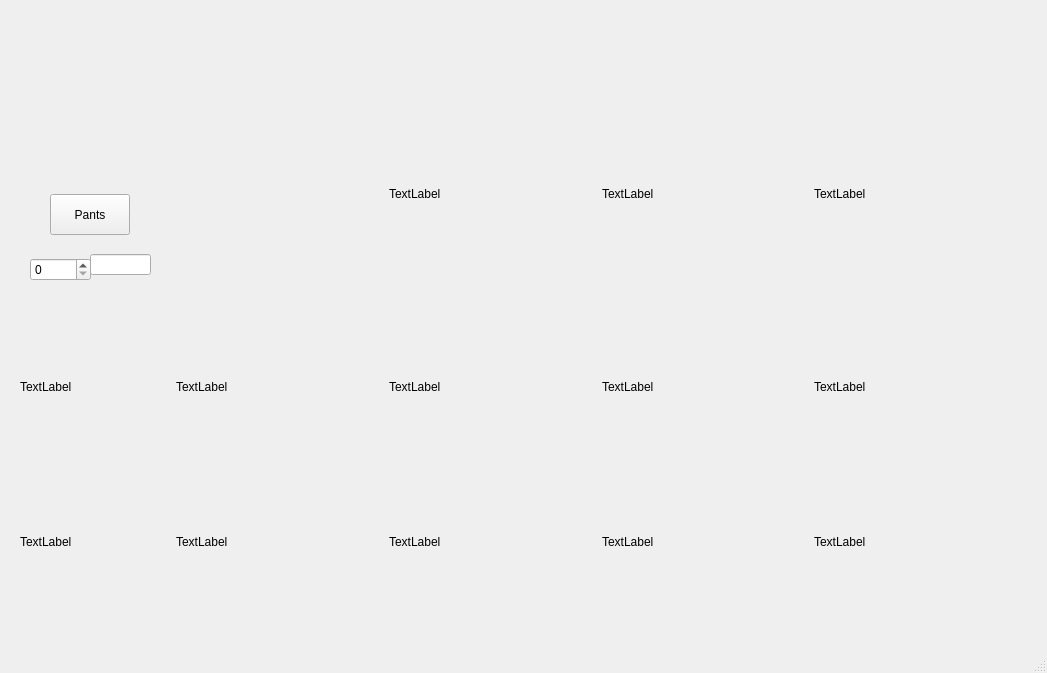
First picture: the form in mainwindow.ui, repository LAVjr97/CProgram, before the edit.
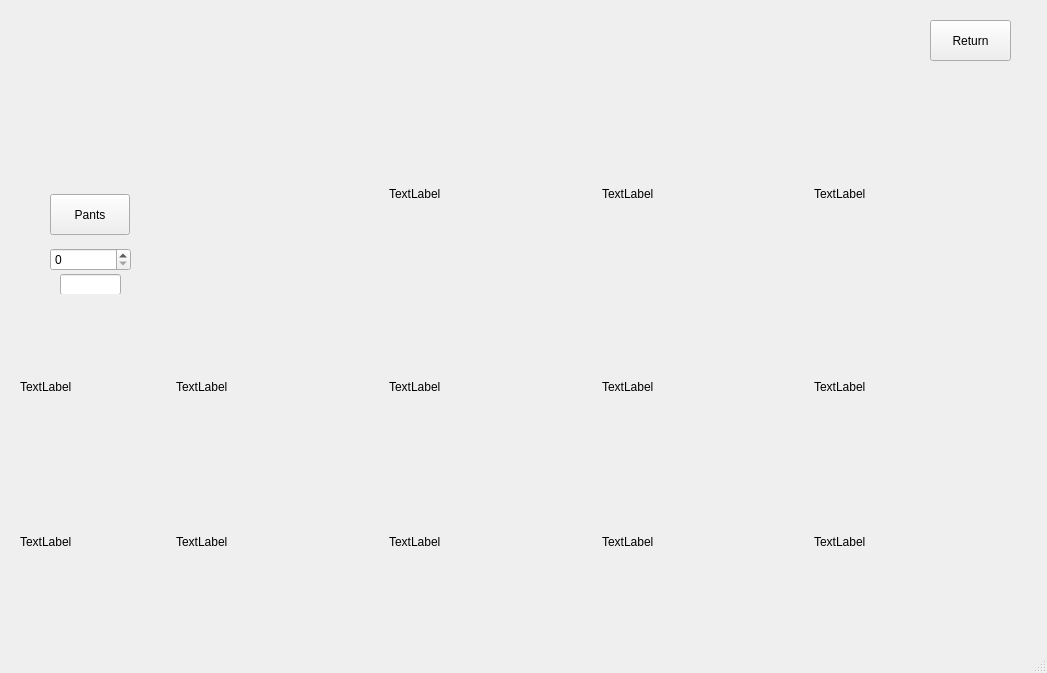
Second picture: the form after the edit. The open tabs and pages were chosen to show the change. Icons and pictures are not drawn.

Diff of the .ui file:
```diff
--- a/mainwindow.ui
+++ b/mainwindow.ui
@@ -566,15 +566,19 @@
          <widget class="QWidget" name="widgetLaundrySpinPants" native="true">
           <property name="geometry">
            <rect>
-            <x>10</x>
-            <y>150</y>
-            <width>61</width>
+            <x>30</x>
+            <y>140</y>
+            <width>81</width>
             <height>51</height>
            </rect>
           </property>
           <layout class="QHBoxLayout" name="horizontalLayout">
            <item>
-            <widget class="QSpinBox" name="spinLaundryPants"/>
+            <widget class="QSpinBox" name="spinLaundryPants">
+             <property name="buttonSymbols">
+              <enum>QAbstractSpinBox::UpDownArrows</enum>
+             </property>
+            </widget>
            </item>
           </layout>
          </widget>
@@ -613,8 +617,8 @@
          <widget class="QLineEdit" name="lineLaundryPricePants">
           <property name="geometry">
            <rect>
-            <x>70</x>
-            <y>160</y>
+            <x>40</x>
+            <y>180</y>
             <width>61</width>
             <height>21</height>
            </rect>
@@ -720,6 +724,19 @@
        </item>
       </layout>
      </widget>
+     <widget class="QPushButton" name="btnLaundryReturn">
+      <property name="geometry">
+       <rect>
+        <x>930</x>
+        <y>20</y>
+        <width>81</width>
+        <height>41</height>
+       </rect>
+      </property>
+      <property name="text">
+       <string>Return</string>
+      </property>
+     </widget>
     </widget>
     <widget class="QWidget" name="pgOrderDryClean"/>
     <widget class="QWidget" name="pgOrderAlteration"/>
```
Left out of the diff: 22 changed lines with no effect on the pictures.
